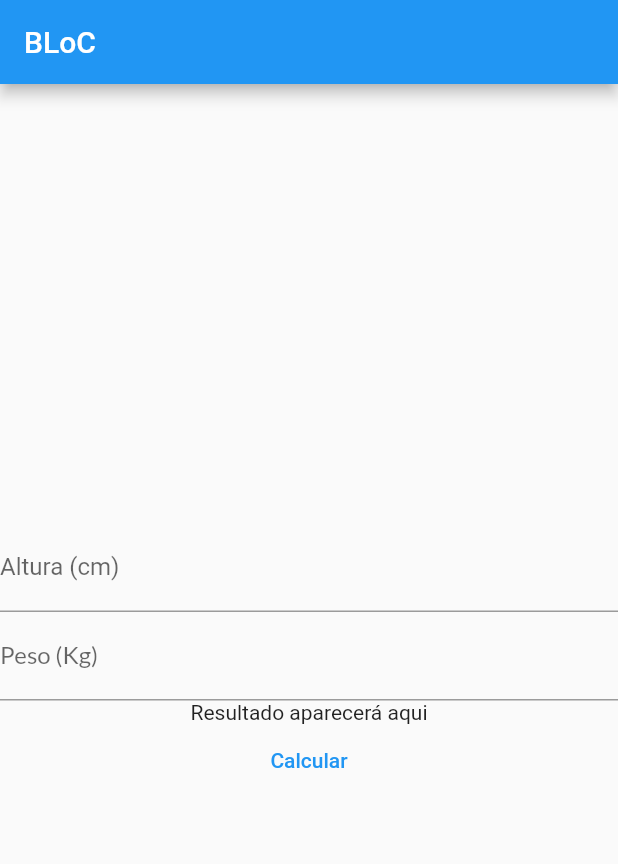
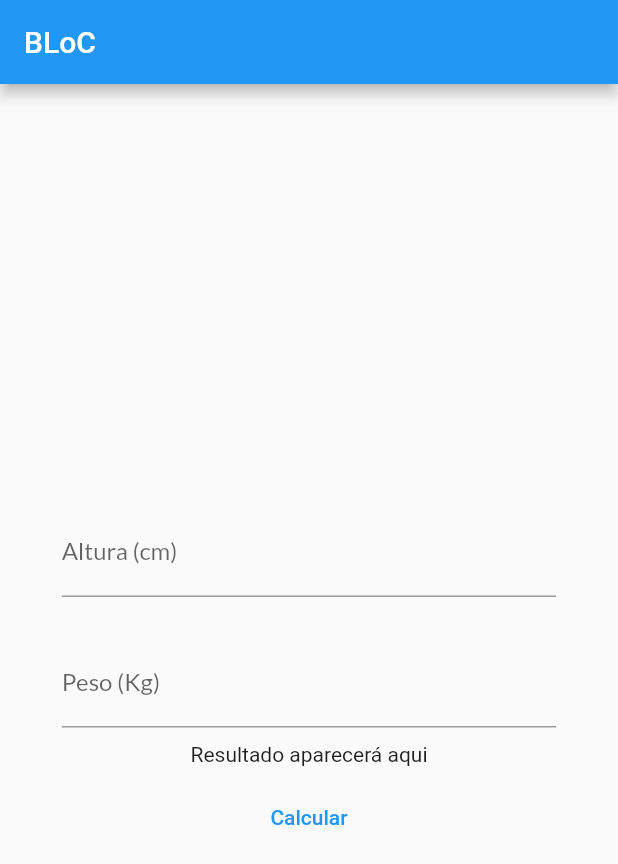
Before and after one commit to JoaoRafa19/DTI001, a Flutter app: the screen it shows after launch, on a phone screen of 412 x 824 dp. Shown: the top 864 px of the screen. Run offline on Flutter 3.47's test engine with Material 2 defaults, Android fonts, the phone set to English and light mode, and no system bars; our stand-ins replace google_fonts.

Commit message:
estilo dos campos

```diff
--- a/lib/main.dart
+++ b/lib/main.dart
@@ -10,6 +10,7 @@ class MyApp extends StatelessWidget {
   Widget build(BuildContext context) {
     return MaterialApp(
       title: 'Flutter Demo',
+      debugShowCheckedModeBanner: false,
       theme: ThemeData(
         primarySwatch: Colors.blue,
       ),
--- a/lib/view/home.page.dart
+++ b/lib/view/home.page.dart
@@ -16,23 +16,46 @@ class MyHomePage extends StatelessWidget {
         child: Column(
           mainAxisAlignment: MainAxisAlignment.center,
           children: <Widget>[
-            TextFormField(
+            Container(
+              padding: EdgeInsets.only(
+                  top: 28,
+                  left: MediaQuery.of(context).size.width * 0.1,
+                  right: MediaQuery.of(context).size.width * 0.1),
+              decoration: BoxDecoration(
+                  borderRadius: BorderRadius.all(Radius.circular(25))),
+              child: TextFormField(
                 controller: bloc.controllerAltura,
                 keyboardType: TextInputType.number,
-              style: TextStyle(),
-              decoration: InputDecoration(labelText: "Altura (cm) "),
+                style: GoogleFonts.lato(),
+                decoration: InputDecoration(
+                  labelText: "Altura (cm) ",
+                  suffix: Text("cm"),
                 ),
-            TextFormField(
+              ),
+            ),
+            Container(
+              padding: EdgeInsets.only(
+                  top: 28,
+                  left: MediaQuery.of(context).size.width * 0.1,
+                  right: MediaQuery.of(context).size.width * 0.1),
+              decoration: BoxDecoration(
+                  borderRadius: BorderRadius.all(Radius.circular(25))),
+              child: TextFormField(
                 controller: bloc.controllerPeso,
                 keyboardType: TextInputType.number,
                 style: GoogleFonts.lato(),
-              decoration: InputDecoration(labelText: "Peso (Kg) "),
+                decoration: InputDecoration(
+                    labelText: "Peso (Kg) ", suffix: Text("Kg")),
+              ),
             ),
             StreamBuilder(
                 stream: bloc.output,
                 builder: (context, snapshot) {
-                  return Text(
+                  return Container(
+                    padding: EdgeInsets.all(10),
+                    child: Text(
                       bloc.resultado,
+                    ),
                   );
                 }),
             TextButton(
```
Lines whose indentation alone changed are shown as unchanged.
